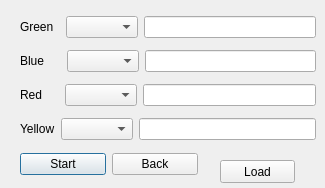
First picture: the form in QT_Project_Mensche_Aergere_dich_nicht/newgamedialog.ui, repository TwoPlusPlus/NETB375_Mensche_aergere_dich_nicht, before the edit.
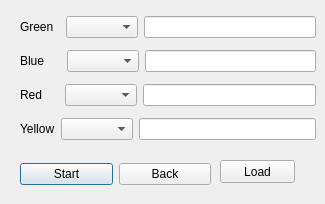
Second picture: the form after the edit.

```diff
--- a/QT_Project_Mensche_Aergere_dich_nicht/newgamedialog.ui
+++ b/QT_Project_Mensche_Aergere_dich_nicht/newgamedialog.ui
@@ -7,7 +7,7 @@
     <x>0</x>
     <y>0</y>
     <width>325</width>
-    <height>188</height>
+    <height>204</height>
    </rect>
   </property>
   <property name="windowTitle">
@@ -17,8 +17,8 @@
    <property name="geometry">
     <rect>
      <x>20</x>
-     <y>150</y>
-     <width>178</width>
+     <y>160</y>
+     <width>191</width>
      <height>29</height>
     </rect>
    </property>
```
